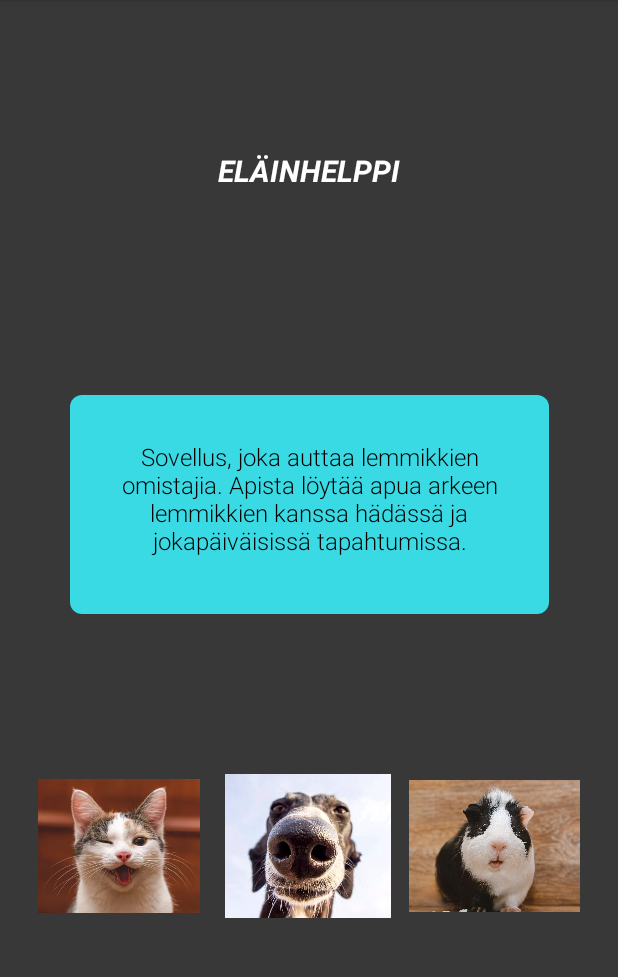
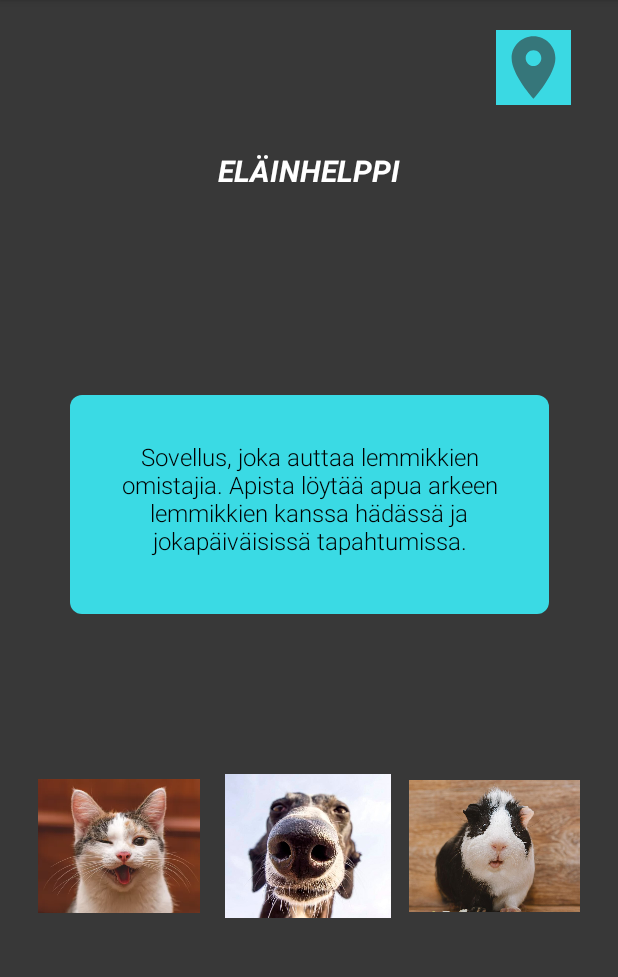
Before and after one commit to TVT21SPORyhma17Mobiilikehitysprojekti/TVT21SPO_Ryhma17K23, an Android app: the screen it shows after launch (MainActivity), on a phone screen of 412 x 824 dp, the part 84-1061 px from its top. Run offline under Robolectric (Android 15) with nearby library versions, the phone set to English and light mode, and no system bars.

Commit message:
Kartta done

```diff
--- a/app/build.gradle
+++ b/app/build.gradle
@@ -1,6 +1,7 @@
 plugins {
     id 'com.android.application'
     id 'org.jetbrains.kotlin.android'
+    id 'com.google.android.libraries.mapsplatform.secrets-gradle-plugin'
 }
 
 android {
@@ -38,7 +39,9 @@ dependencies {
     implementation 'androidx.appcompat:appcompat:1.6.1'
     implementation 'com.google.android.material:material:1.8.0'
     implementation 'androidx.constraintlayout:constraintlayout:2.2.0-alpha09'
+    implementation 'com.google.android.gms:play-services-maps:18.1.0'
     testImplementation 'junit:junit:4.13.2'
     androidTestImplementation 'androidx.test.ext:junit:1.1.5'
     androidTestImplementation 'androidx.test.espresso:espresso-core:3.5.1'
+    implementation 'com.google.android.gms:play-services-maps:18.1.0'
 }
--- a/app/src/main/java/com/example/elainhelp/MainActivity.kt
+++ b/app/src/main/java/com/example/elainhelp/MainActivity.kt
@@ -5,6 +5,7 @@ import androidx.appcompat.app.AppCompatActivity
 import android.os.Bundle
 import android.view.View
 import android.widget.ImageButton
+import android.widget.ImageView
 
 class MainActivity : AppCompatActivity() {
     override fun onCreate(savedInstanceState: Bundle?) {
@@ -14,6 +15,7 @@ class MainActivity : AppCompatActivity() {
         val guineapig = findViewById<ImageButton>(R.id.guineapigIB)
         val dog = findViewById<ImageButton>(R.id.dogIB)
         val cat = findViewById<ImageButton>(R.id.catIB)
+        val map = findViewById<ImageView>(R.id.maps)
 
         guineapig.setOnClickListener {
             val intent = Intent(this, activity_guineapig::class.java)
@@ -27,6 +29,10 @@ class MainActivity : AppCompatActivity() {
             val intent = Intent(this, activity_cat::class.java)
             startActivity(intent)
         }
+        map.setOnClickListener {
+            val intent = Intent(this, MapsMarkerActivity::class.java)
+            startActivity(intent)
+        }
     }
 
 }
--- /dev/null
+++ b/app/src/main/res/drawable-anydpi/maps.xml
@@ -0,0 +1,11 @@
+<vector xmlns:android="http://schemas.android.com/apk/res/android"
+    android:width="24dp"
+    android:height="24dp"
+    android:viewportWidth="24"
+    android:viewportHeight="24"
+    android:tint="#333333"
+    android:alpha="0.6">
+  <path
+      android:fillColor="@android:color/white"
+      android:pathData="M12,2C8.13,2 5,5.13 5,9c0,5.25 7,13 7,13s7,-7.75 7,-13c0,-3.87 -3.13,-7 -7,-7zM12,11.5c-1.38,0 -2.5,-1.12 -2.5,-2.5s1.12,-2.5 2.5,-2.5 2.5,1.12 2.5,2.5 -1.12,2.5 -2.5,2.5z"/>
+</vector>
--- a/app/src/main/res/layout/activity_main.xml
+++ b/app/src/main/res/layout/activity_main.xml
@@ -82,4 +82,17 @@
         app:layout_constraintTop_toBottomOf="@+id/textView"
         app:srcCompat="@drawable/kissa" />
 
+    <ImageView
+        android:id="@+id/maps"
+        android:layout_width="50dp"
+        android:layout_height="50dp"
+        android:layout_marginTop="20dp"
+        android:layout_marginEnd="15dp"
+        android:background="#3AD9E3"
+        app:layout_constraintEnd_toEndOf="parent"
+        app:layout_constraintHorizontal_bias="0.954"
+        app:layout_constraintStart_toStartOf="parent"
+        app:layout_constraintTop_toTopOf="parent"
+        app:srcCompat="@drawable/maps" />
+
 </androidx.constraintlayout.widget.ConstraintLayout>
--- a/build.gradle
+++ b/build.gradle
@@ -3,4 +3,5 @@ plugins {
     id 'com.android.application' version '7.4.0' apply false
     id 'com.android.library' version '7.4.0' apply false
     id 'org.jetbrains.kotlin.android' version '1.7.21' apply false
+    id 'com.google.android.libraries.mapsplatform.secrets-gradle-plugin' version '2.0.1' apply false
 }
```
Also changed, not shown: app/src/main/AndroidManifest.xml (+10 -0 lines), app/src/main/java/com/example/elainhelp/activity_map.kt (added, +96 -0 lines), app/src/main/res/layout/activity_map.xml (added, +11 -0 lines), app/src/main/res/drawable-hdpi/maps.png (added), app/src/main/res/drawable-mdpi/maps.png (added), app/src/main/res/drawable-xhdpi/maps.png (added), app/src/main/res/drawable-xxhdpi/maps.png (added), 1 other file.
